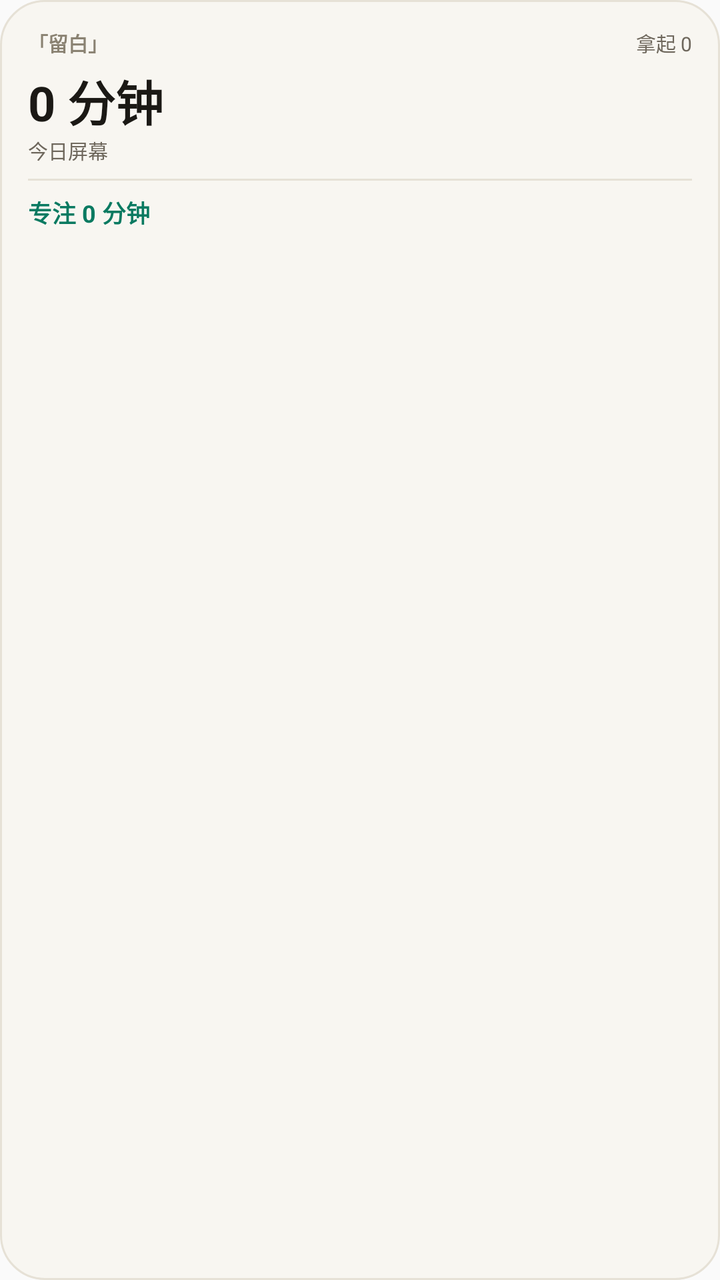
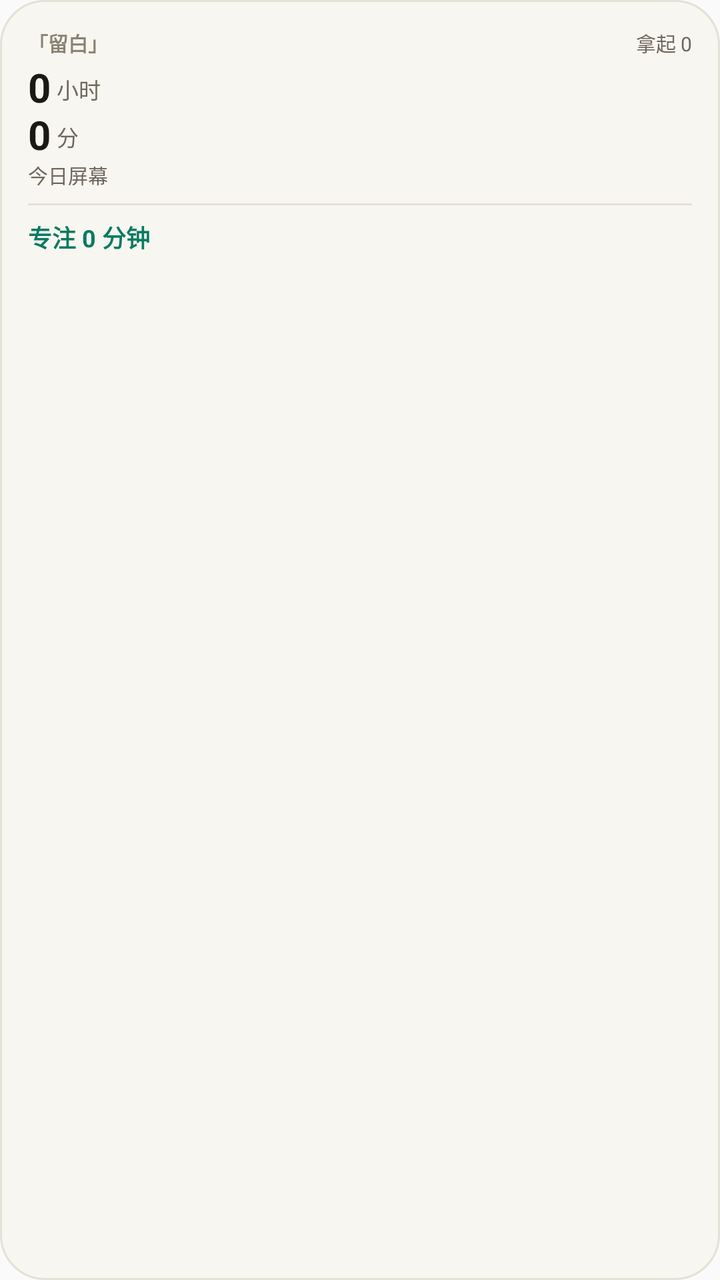

Before-and-after screenshots of an Android layout around one commit, followed by the original layout XML and the change that was made.
<!-- AndroidManifest.xml: application theme Theme.Liubai -->
<!-- res/layout/widget_small.xml -->
<?xml version="1.0" encoding="utf-8"?>
<LinearLayout xmlns:android="http://schemas.android.com/apk/res/android"
    android:id="@android:id/background"
    android:layout_width="match_parent"
    android:layout_height="match_parent"
    android:orientation="vertical"
    android:padding="14dp"
    android:background="@drawable/widget_bg">

    <LinearLayout
        android:layout_width="match_parent"
        android:layout_height="wrap_content"
        android:orientation="horizontal"
        android:gravity="center_vertical">

        <TextView
            android:layout_width="0dp"
            android:layout_height="wrap_content"
            android:layout_weight="1"
            android:maxLines="1"
            android:text="「留白」"
            android:textSize="10sp"
            android:textStyle="bold"
            android:textColor="#8A8272" />

        <TextView
            android:id="@+id/widget_pickup"
            android:layout_width="wrap_content"
            android:layout_height="wrap_content"
            android:layout_marginStart="6dp"
            android:text="拿起 0"
            android:textSize="10sp"
            android:textColor="#6E675C" />
    </LinearLayout>

    <TextView
        android:id="@+id/widget_screen"
        android:layout_width="wrap_content"
        android:layout_height="wrap_content"
        android:layout_marginTop="4dp"
        android:text="0 分钟"
        android:textSize="24sp"
        android:textStyle="bold"
        android:textColor="#1B1915" />

    <TextView
        android:layout_width="wrap_content"
        android:layout_height="wrap_content"
        android:text="今日屏幕"
        android:textSize="10sp"
        android:textColor="#6E675C" />

    <ImageView
        android:layout_width="match_parent"
        android:layout_height="1dp"
        android:layout_marginTop="7dp"
        android:layout_marginBottom="7dp"
        android:background="#E6E1D6" />

    <TextView
        android:id="@+id/widget_focus"
        android:layout_width="wrap_content"
        android:layout_height="wrap_content"
        android:text="专注 0 分钟"
        android:textSize="12sp"
        android:textStyle="bold"
        android:textColor="#0A7A61" />
</LinearLayout>
<!-- resources referenced by this layout -->
<resources>
  <!-- drawable widget_bg (drawable) -->
  <?xml version="1.0" encoding="utf-8"?>
  <shape xmlns:android="http://schemas.android.com/apk/res/android" android:shape="rectangle">
      <solid android:color="#F8F6F1" />
      <corners android:radius="22dp" />
      <stroke android:width="1dp" android:color="#E6E1D6" />
  </shape>
  <style name="Theme.Liubai" parent="android:Theme.Material.Light.NoActionBar">
          <item name="android:statusBarColor">@android:color/transparent</item>
          <item name="android:windowLightStatusBar">true</item>
          <item name="android:navigationBarColor">@android:color/transparent</item>
      </style>
</resources>

<!-- the commit's change to res/layout/widget_small.xml (unified diff, before → after) -->
@@ -33,15 +33,59 @@
             android:textColor="#6E675C" />
     </LinearLayout>
 
-    <TextView
-        android:id="@+id/widget_screen"
+    
+    <LinearLayout
+        android:id="@+id/widget_screen_hours_row"
         android:layout_width="wrap_content"
         android:layout_height="wrap_content"
         android:layout_marginTop="4dp"
-        android:text="0 分钟"
-        android:textSize="24sp"
-        android:textStyle="bold"
-        android:textColor="#1B1915" />
+        android:orientation="horizontal"
+        android:gravity="center_vertical">
+
+        <TextView
+            android:id="@+id/widget_screen_hours"
+            android:layout_width="wrap_content"
+            android:layout_height="wrap_content"
+            android:includeFontPadding="false"
+            android:text="0"
+            android:textSize="20sp"
+            android:textStyle="bold"
+            android:textColor="#1B1915" />
+
+        <TextView
+            android:layout_width="wrap_content"
+            android:layout_height="wrap_content"
+            android:layout_marginStart="3dp"
+            android:text="小时"
+            android:textSize="11sp"
+            android:textColor="#6E675C" />
+    </LinearLayout>
+
+    <LinearLayout
+        android:id="@+id/widget_screen_minutes_row"
+        android:layout_width="wrap_content"
+        android:layout_height="wrap_content"
+        android:orientation="horizontal"
+        android:gravity="center_vertical">
+
+        <TextView
+            android:id="@+id/widget_screen_minutes"
+            android:layout_width="wrap_content"
+            android:layout_height="wrap_content"
+            android:includeFontPadding="false"
+            android:text="0"
+            android:textSize="20sp"
+            android:textStyle="bold"
+            android:textColor="#1B1915" />
+
+        <TextView
+            android:layout_width="wrap_content"
+            android:layout_height="wrap_content"
+            android:layout_marginStart="3dp"
+            android:text="分"
+            android:textSize="11sp"
+            android:textColor="#6E675C" />
+    </LinearLayout>
 
     <TextView
         android:layout_width="wrap_content"
